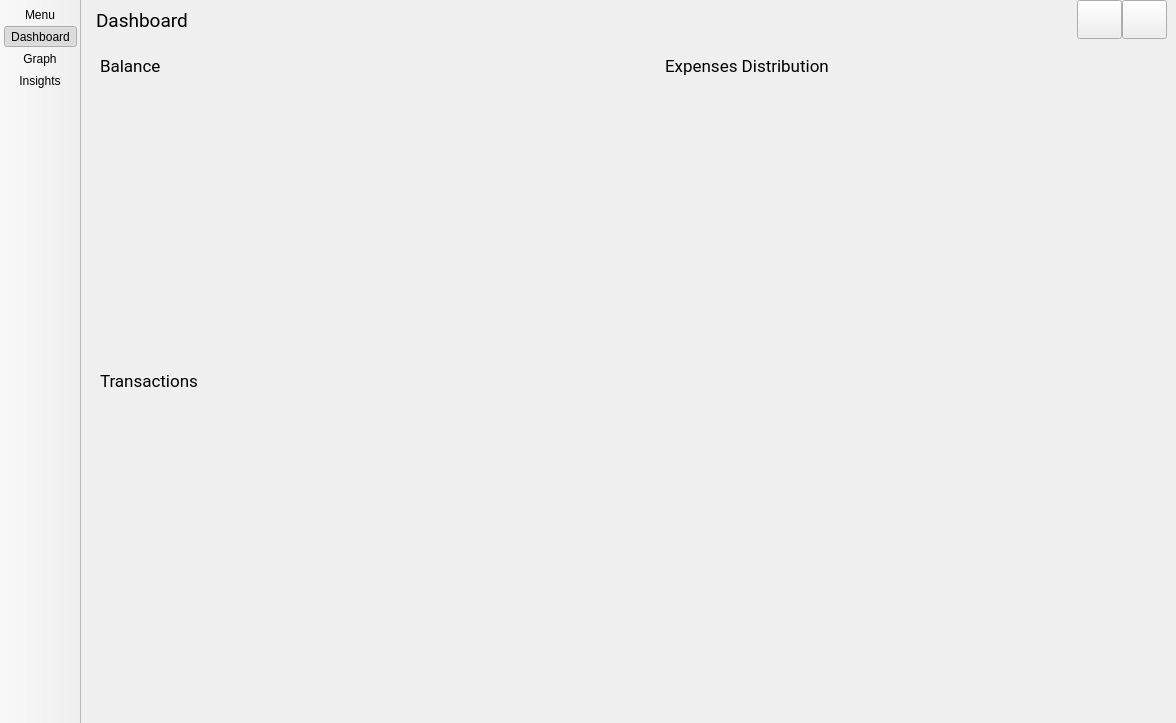
Above: skeletons/MainWindow.ui from opierre/Budgetter before the change. Below: the same form after it.
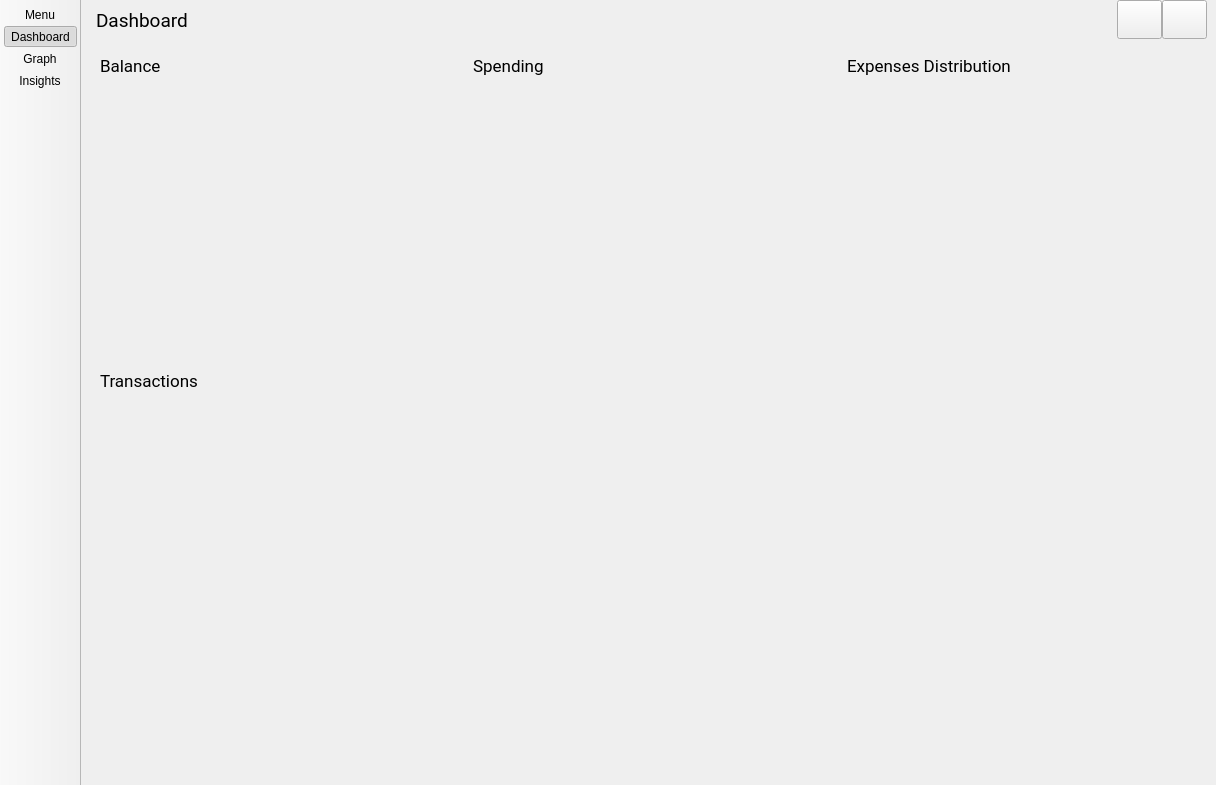
That is the form after the change. Icons and pictures are not drawn. Custom widgets are drawn as their Qt base class.

```diff
--- a/skeletons/MainWindow.ui
+++ b/skeletons/MainWindow.ui
@@ -6,8 +6,8 @@
    <rect>
     <x>0</x>
     <y>0</y>
-    <width>1176</width>
-    <height>723</height>
+    <width>1216</width>
+    <height>785</height>
    </rect>
   </property>
   <property name="windowTitle">
@@ -1028,35 +1028,7 @@
         <property name="spacing">
          <number>15</number>
         </property>
-        <item row="1" column="3">
-         <widget class="Container" name="transactions">
-          <property name="minimumSize">
-           <size>
-            <width>46</width>
-            <height>46</height>
-           </size>
-          </property>
-          <property name="font">
-           <font>
-            <family>Roboto</family>
-            <pointsize>13</pointsize>
-           </font>
-          </property>
-          <property name="features">
-           <set>QDockWidget::NoDockWidgetFeatures</set>
-          </property>
-          <property name="allowedAreas">
-           <set>Qt::NoDockWidgetArea</set>
-          </property>
-          <property name="windowTitle">
-           <string>Transactions</string>
-          </property>
-          <widget class="QWidget" name="dockWidgetContents_2">
-           <layout class="QGridLayout" name="gridLayout_4"/>
-          </widget>
-         </widget>
-        </item>
-        <item row="0" column="3">
+        <item row="0" column="0">
          <widget class="Container" name="accounts">
           <property name="sizePolicy">
            <sizepolicy hsizetype="Preferred" vsizetype="MinimumExpanding">
@@ -1064,9 +1036,15 @@
             <verstretch>0</verstretch>
            </sizepolicy>
           </property>
+          <property name="minimumSize">
+           <size>
+            <width>40</width>
+            <height>46</height>
+           </size>
+          </property>
           <property name="maximumSize">
            <size>
-            <width>524287</width>
+            <width>650</width>
             <height>300</height>
            </size>
           </property>
@@ -1140,6 +1118,80 @@
           </widget>
          </widget>
         </item>
+        <item row="0" column="1">
+         <widget class="Container" name="spending">
+          <property name="sizePolicy">
+           <sizepolicy hsizetype="Preferred" vsizetype="MinimumExpanding">
+            <horstretch>0</horstretch>
+            <verstretch>0</verstretch>
+           </sizepolicy>
+          </property>
+          <property name="minimumSize">
+           <size>
+            <width>40</width>
+            <height>46</height>
+           </size>
+          </property>
+          <property name="maximumSize">
+           <size>
+            <width>524287</width>
+            <height>300</height>
+           </size>
+          </property>
+          <property name="font">
+           <font>
+            <family>Roboto</family>
+            <pointsize>13</pointsize>
+           </font>
+          </property>
+          <property name="features">
+           <set>QDockWidget::NoDockWidgetFeatures</set>
+          </property>
+          <property name="allowedAreas">
+           <set>Qt::NoDockWidgetArea</set>
+          </property>
+          <property name="windowTitle">
+           <string>Spending</string>
+          </property>
+          <widget class="QWidget" name="dockWidgetContents_8">
+           <layout class="QGridLayout" name="gridLayout_91"/>
+          </widget>
+         </widget>
+        </item>
+        <item row="1" column="0" colspan="2">
+         <widget class="Container" name="transactions">
+          <property name="minimumSize">
+           <size>
+            <width>40</width>
+            <height>46</height>
+           </size>
+          </property>
+          <property name="maximumSize">
+           <size>
+            <width>524287</width>
+            <height>524287</height>
+           </size>
+          </property>
+          <property name="font">
+           <font>
+            <family>Roboto</family>
+            <pointsize>13</pointsize>
+           </font>
+          </property>
+          <property name="features">
+           <set>QDockWidget::NoDockWidgetFeatures</set>
+          </property>
+          <property name="allowedAreas">
+           <set>Qt::NoDockWidgetArea</set>
+          </property>
+          <property name="windowTitle">
+           <string>Transactions</string>
+          </property>
+          <widget class="QWidget" name="dockWidgetContents_2">
+           <layout class="QGridLayout" name="gridLayout_4"/>
+          </widget>
+         </widget>
+        </item>
        </layout>
       </widget>
       <widget class="QWidget" name="page_2">
```
